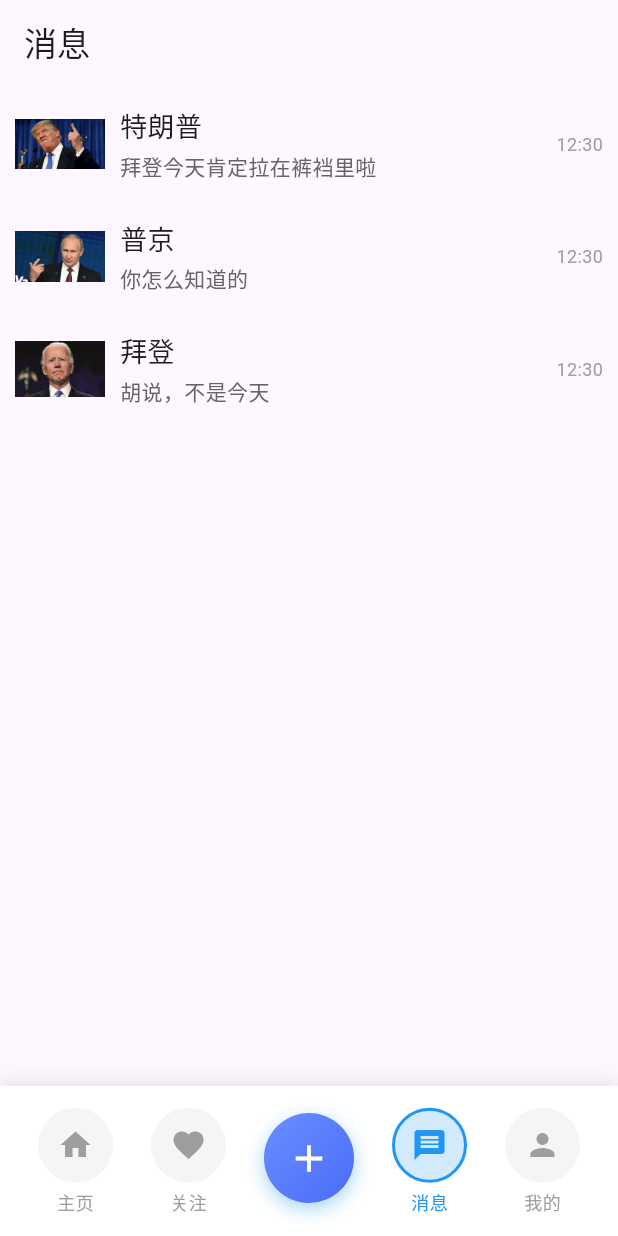
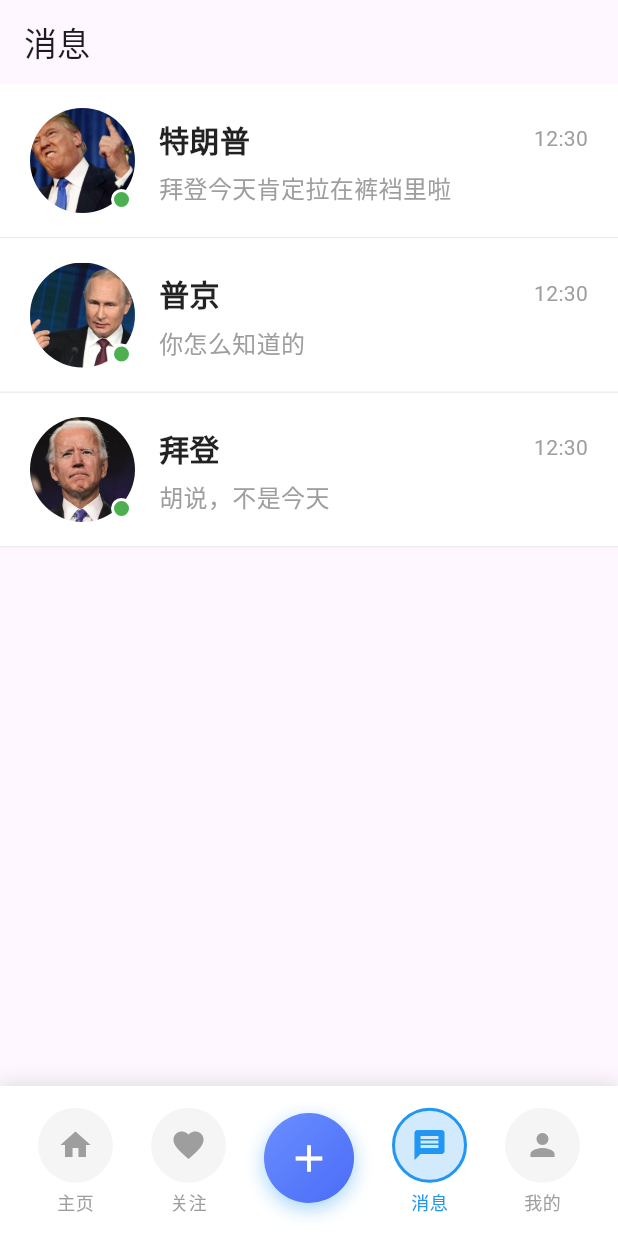
Before and after one commit to asklight/FirstAsk, a Flutter app: the screen it shows after launch, item 4 of the bottom bar chosen, on a phone screen of 412 x 824 dp. Run offline on Flutter 3.47's test engine with Material 3 defaults, Android fonts, the phone set to English and light mode, and no system bars.

Commit message:
修改了消息界面ui

```diff
--- a/lib/pages/home_page.dart
+++ b/lib/pages/home_page.dart
@@ -16,7 +16,7 @@ class _HomePageState extends State<HomePage>{
           title: const Text('Drawer Demo'),
         ),
         body: const Center(
-            child: Text("主页")
+            child: Text("主页.")
         ),
         // ------------添加左侧边栏---------------
         drawer: const Drawer(
--- a/lib/widgets/message_item.dart
+++ b/lib/widgets/message_item.dart
@@ -5,59 +5,159 @@ class MessageItem extends StatelessWidget {
   final String imageUrl;
   final String name;
   final String message;
+  final String time;
   final VoidCallback? onTap;
+  final int unreadCount;
+  final bool showUnreadBadge;
 
-  const MessageItem(this.imageUrl, this.name, this.message, {this.onTap, super.key});
+  const MessageItem(
+      this.imageUrl,
+      this.name,
+      this.message,
+      {
+        this.onTap,
+        this.time = "12:30",
+        this.unreadCount = 0,
+        this.showUnreadBadge = false,
+        super.key
+      }
+      );
 
   @override
   Widget build(BuildContext context) {
     return GestureDetector(
       onTap: onTap,
-      child: Padding(
-        padding: const EdgeInsets.fromLTRB(10, 10, 10, 5),
+      child: Container(
+        padding: const EdgeInsets.fromLTRB(20, 16, 20, 16),
+        decoration: BoxDecoration(
+          color: Colors.white,
+          border: Border(
+            bottom: BorderSide(
+              color: Colors.grey.shade200,
+              width: 1,
+            ),
+          ),
+        ),
         child: Row(
           children: [
-            Image.asset(
+            Stack(
+              children: [
+                Container(
+                  width: 70,
+                  height: 70,
+                  decoration: BoxDecoration(
+                    shape: BoxShape.circle,
+                    color: Colors.grey.shade200,
+                  ),
+                  child: ClipOval(
+                    child: Image.asset(
                       imageUrl,
-              width: 60,
-              height: 60,
+                      width: 70,
+                      height: 70,
+                      fit: BoxFit.cover,
                       errorBuilder: (context, error, stackTrace) {
                         return Container(
-                  width: 60,
-                  height: 60,
+                          width: 70,
+                          height: 70,
                           color: Colors.grey,
-                  child: const Icon(Icons.person, color: Colors.white),
+                          child: const Icon(
+                            Icons.person,
+                            color: Colors.white,
+                            size: 36,
+                          ),
                         );
                       },
                     ),
-            const SizedBox(width: 10),
+                  ),
+                ),
+                Positioned(
+                  bottom: 2,
+                  right: 2,
+                  child: Container(
+                    width: 14,
+                    height: 14,
+                    decoration: BoxDecoration(
+                      color: Colors.green,
+                      shape: BoxShape.circle,
+                      border: Border.all(
+                        color: Colors.white,
+                        width: 2,
+                      ),
+                    ),
+                  ),
+                ),
+              ],
+            ),
+
+            const SizedBox(width: 16),
+
             Expanded(
               child: Column(
                 crossAxisAlignment: CrossAxisAlignment.start,
                 children: [
-                  Text(
+                  Row(
+                    children: [
+                      Expanded(
+                        child: Text(
                           name,
-                    style: const TextStyle(fontSize: 18),
-                  ),
-                  const SizedBox(height: 3),
-                  Text(
-                    message,
                           style: const TextStyle(
-                      fontSize: 14,
-                      color: Color.fromARGB(255, 100, 100, 100),
+                            fontSize: 20,
+                            fontWeight: FontWeight.w600,
+                            color: Colors.black87,
                           ),
                           maxLines: 1,
                           overflow: TextOverflow.ellipsis,
                         ),
+                      ),
+                      Text(
+                        time,
+                        style: const TextStyle(
+                          fontSize: 14,
+                          color: Colors.grey,
+                        ),
+                      ),
                     ],
                   ),
+
+                  const SizedBox(height: 8),
+
+                  Row(
+                    children: [
+                      Expanded(
+                        child: Text(
+                          message,
+                          style: const TextStyle(
+                            fontSize: 16,
+                            color: Colors.grey,
+                            height: 1.3,
                           ),
-            const SizedBox(width: 10),
-            const Text(
-              "12:30",
-              style: TextStyle(
+                          maxLines: 1,
+                          overflow: TextOverflow.ellipsis,
+                        ),
+                      ),
+                      if (showUnreadBadge && unreadCount > 0)
+                        Container(
+                          margin: const EdgeInsets.only(left: 8),
+                          padding: const EdgeInsets.symmetric(
+                            horizontal: 8,
+                            vertical: 4,
+                          ),
+                          decoration: BoxDecoration(
+                            color: Colors.red,
+                            borderRadius: BorderRadius.circular(12),
+                          ),
+                          child: Text(
+                            unreadCount > 99 ? '99+' : unreadCount.toString(),
+                            style: const TextStyle(
                               fontSize: 12,
-                color: Colors.grey,
+                              color: Colors.white,
+                              fontWeight: FontWeight.bold,
+                            ),
+                          ),
+                        ),
+                    ],
+                  ),
+                ],
               ),
             ),
           ],
```
Lines whose indentation alone changed are shown as unchanged.
